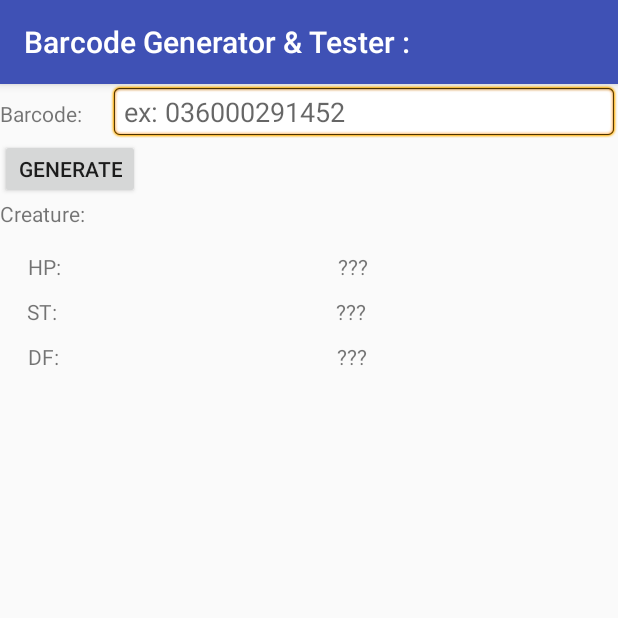
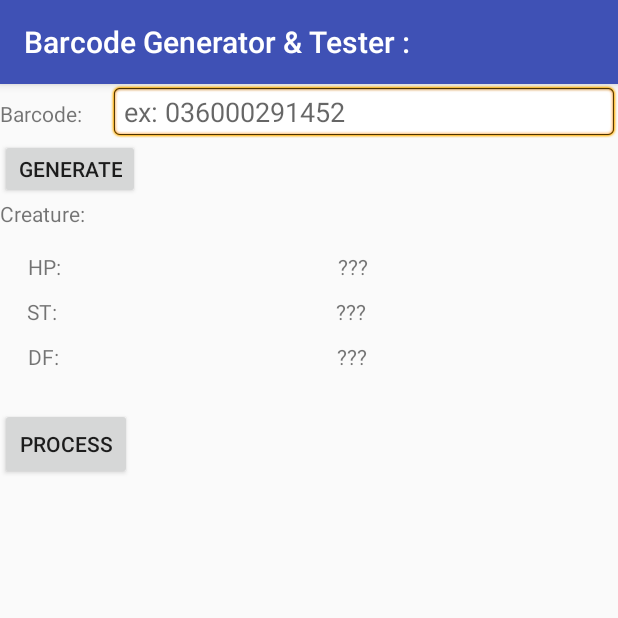
Before and after one commit to estellerostan/barcode-battler-android, an Android app: the CreatureGeneratorActivity screen opened directly, with no data from a screen before it, on a phone screen of 412 x 824 dp, the top half of it. Run offline under Robolectric (Android 15) with nearby library versions, the phone set to English and light mode, and no system bars; our stand-ins replace Dagger/Hilt's generated code; libraries missing offline, so code that uses them is left out: com.google.android.gms.

Commit message:
#1 Ajoute une méthode de lecture de code barre
Pour l'instant les code barre de test est lu a partir d'une image dans l'application et non en scanner un code barre a partir de l'appareil photo.

```diff
--- a/app/build.gradle
+++ b/app/build.gradle
@@ -48,4 +48,6 @@ dependencies {
     // Add Dagger dependencies
     compile 'com.google.dagger:dagger:2.14.1'
     annotationProcessor 'com.google.dagger:dagger-compiler:2.14.1'
+    // pour le barcode
+    compile 'com.google.android.gms:play-services:7.8+'
 }
--- a/app/src/main/res/layout/activity_creature_generator.xml
+++ b/app/src/main/res/layout/activity_creature_generator.xml
@@ -105,4 +105,21 @@
             android:text="@string/game_element_default"/>
     </LinearLayout>
 
+    <TextView
+        android:id="@+id/txtContent"
+        android:layout_width="wrap_content"
+        android:layout_height="wrap_content"
+        android:text="" />
+
+    <Button
+        android:id="@+id/button"
+        android:layout_width="wrap_content"
+        android:layout_height="wrap_content"
+        android:text="Process" />
+
+    <ImageView
+        android:id="@+id/imgview"
+        android:layout_width="wrap_content"
+        android:layout_height="wrap_content" />
+
 </LinearLayout>
```
Also changed, not shown: app/src/main/java/org/mbds/barcodebattler/CreatureGeneratorActivity.java (+36 -0 lines), app/src/main/res/layout/activity_superhero.xml (renamed from app/src/main/res/layout/activity_superheroe.xml).
